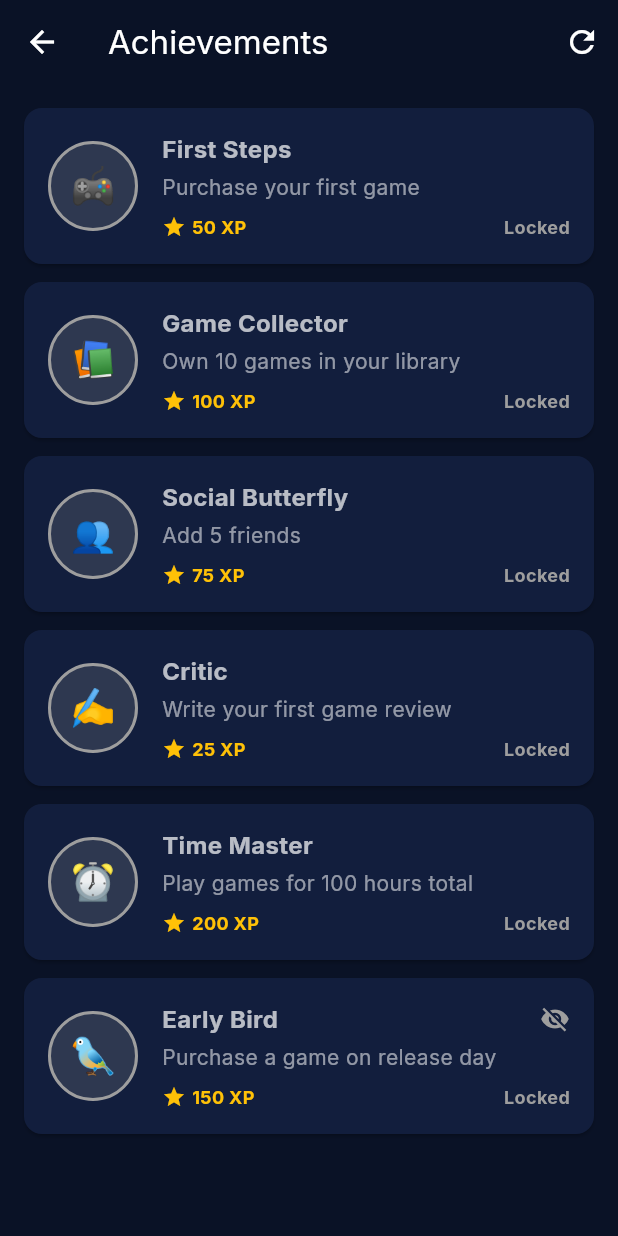
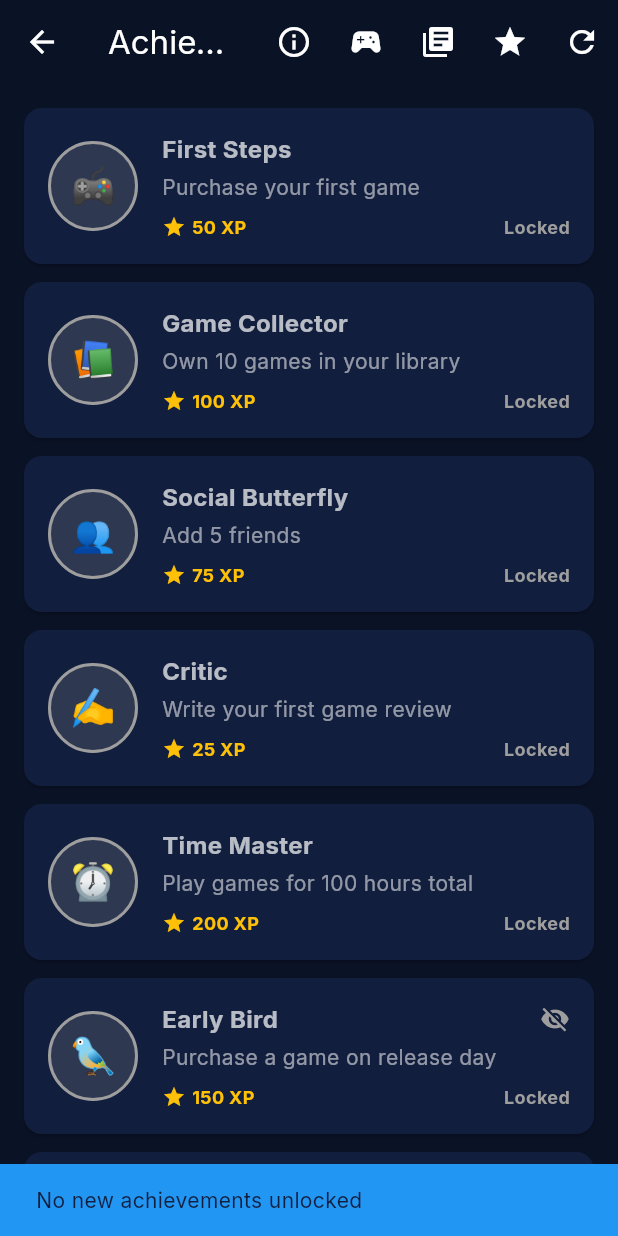
Before and after one commit to SeanRym/Gameapp, a Flutter app: the AchievementsScreen screen opened directly, after a tap on the "refresh" icon, on a phone screen of 412 x 824 dp. Run offline on Flutter 3.47's test engine with Material 3 defaults, Android fonts, the phone set to English and light mode, and no system bars; our stand-ins replace cached_network_image, google_fonts, image_picker, shared_preferences, sqflite, sqflite_common_ffi; accounts and stored records are empty.

Commit message:
Fix achievements system - add XP/leveling, debug tools, and fix unlocking issues

```diff
--- a/lib/screens/achievements_screen.dart
+++ b/lib/screens/achievements_screen.dart
@@ -12,6 +12,7 @@ class AchievementsScreen extends StatefulWidget {
 class _AchievementsScreenState extends State<AchievementsScreen> {
   List<UserAchievement> _userAchievements = [];
   List<Achievement> _allAchievements = [];
+  UserProfile? _userProfile;
   bool _isLoading = true;
 
   @override
@@ -20,11 +21,21 @@ class _AchievementsScreenState extends State<AchievementsScreen> {
     _loadAchievements();
   }
 
+  @override
+  void dispose() {
+    // Clear any existing snackbars to prevent looping
+    ScaffoldMessenger.of(context).clearSnackBars();
+    super.dispose();
+  }
+
   Future<void> _loadAchievements() async {
     setState(() => _isLoading = true);
 
-    // Load user achievements
+    // Load user achievements first
     final userAchievements = await GameLibraryService.getUserAchievements();
+
+    // Load user profile for XP/level info
+    final userProfile = await GameLibraryService.getUserProfile();
 
     // Load all available achievements
     final allAchievements = _getAllAchievements();
@@ -32,68 +43,164 @@ class _AchievementsScreenState extends State<AchievementsScreen> {
     setState(() {
       _userAchievements = userAchievements;
       _allAchievements = allAchievements;
+      _userProfile = userProfile;
       _isLoading = false;
     });
   }
 
+  Future<void> _forceCheckAchievements() async {
+    setState(() => _isLoading = true);
+
+    // Force check achievements
+    final unlockedAchievements = await GameLibraryService.checkAndUnlockAchievements();
+
+    // Show notification if any achievements were unlocked
+    if (unlockedAchievements.isNotEmpty && mounted) {
+      // Clear any existing snackbars first
+      ScaffoldMessenger.of(context).clearSnackBars();
+
+      // Show only one notification for all unlocked achievements
+      ScaffoldMessenger.of(context).showSnackBar(
+        SnackBar(
+          content: Text('${unlockedAchievements.length} achievement(s) unlocked!'),
+          backgroundColor: Colors.green,
+          duration: const Duration(seconds: 3),
+        ),
+      );
+    } else if (mounted) {
+      // Clear any existing snackbars first
+      ScaffoldMessenger.of(context).clearSnackBars();
+
+      ScaffoldMessenger.of(context).showSnackBar(
+        const SnackBar(
+          content: Text('No new achievements unlocked'),
+          backgroundColor: Colors.blue,
+          duration: Duration(seconds: 2),
+        ),
+      );
+    }
+
+    // Reload achievements to update UI
+    await _loadAchievements();
+  }
+
   List<Achievement> _getAllAchievements() {
-    return [
-      Achievement(
-        id: 'first_game',
-        title: 'First Steps',
-        description: 'Purchase your first game',
-        iconUrl: '🎮',
-        xpReward: 50,
-        type: AchievementType.milestone,
-        requirements: {'games_purchased': 1},
+    return GameLibraryService.getAllAchievements();
+  }
+
+  Future<void> _showDebugInfo() async {
+    final debugStats = await GameLibraryService.getDebugStats();
+
+    if (mounted) {
+      showDialog(
+        context: context,
+        builder: (context) => AlertDialog(
+          title: const Text('Debug Info'),
+          content: SingleChildScrollView(
+            child: Column(
+              crossAxisAlignment: CrossAxisAlignment.start,
+              mainAxisSize: MainAxisSize.min,
+              children: [
+                Text('User ID: ${debugStats['user_id'] ?? 'None'}'),
+                Text('Level: ${debugStats['user_level'] ?? 0}'),
+                Text('XP: ${debugStats['user_xp'] ?? 0}'),
+                Text('Games in Library: ${debugStats['games_in_library'] ?? 0}'),
+                Text('Friends: ${debugStats['friends_count'] ?? 0}'),
+                Text('Reviews Written: ${debugStats['reviews_written'] ?? 0}'),
+                Text('Total Playtime: ${debugStats['total_playtime'] ?? 0.0} hours'),
+                const SizedBox(height: 16),
+                const Text('Achievement Requirements:', style: TextStyle(fontWeight: FontWeight.bold)),
+                const Text('• First Steps: 1+ games'),
+                const Text('• Game Collector: 10+ games'),
+                const Text('• Library Master: 25+ games'),
+                const Text('• Social Butterfly: 5+ friends'),
+                const Text('• Social Networker: 10+ friends'),
+                const Text('• Critic: 1+ reviews'),
+                const Text('• Review Master: 10+ reviews'),
+                const Text('• Time Master: 100+ hours'),
+                const Text('• Dedicated Gamer: 500+ hours'),
+                const Text('• Early Bird: 3+ games'),
+              ],
             ),
-      Achievement(
-        id: 'game_collector',
-        title: 'Game Collector',
-        description: 'Own 10 games in your library',
-        iconUrl: '📚',
-        xpReward: 100,
-        type: AchievementType.collection,
-        requirements: {'games_owned': 10},
           ),
-      Achievement(
-        id: 'social_butterfly',
-        title: 'Social Butterfly',
-        description: 'Add 5 friends',
-        iconUrl: '👥',
-        xpReward: 75,
-        type: AchievementType.social,
-        requirements: {'friends_count': 5},
+          actions: [
+            TextButton(
+              onPressed: () => Navigator.pop(context),
+              child: const Text('Close'),
             ),
-      Achievement(
-        id: 'reviewer',
-        title: 'Critic',
-        description: 'Write your first game review',
-        iconUrl: '✍️',
-        xpReward: 25,
-        type: AchievementType.gaming,
-        requirements: {'reviews_written': 1},
+          ],
         ),
-      Achievement(
-        id: 'time_master',
-        title: 'Time Master',
-        description: 'Play games for 100 hours total',
-        iconUrl: '⏰',
-        xpReward: 200,
-        type: AchievementType.gaming,
-        requirements: {'total_playtime': 100},
+      );
+    }
+  }
+
+  Future<void> _forceUnlockLibrary() async {
+    setState(() => _isLoading = true);
+
+    // Force unlock library achievements
+    await GameLibraryService.forceUnlockLibraryAchievements();
+
+    if (mounted) {
+      // Clear any existing snackbars first
+      ScaffoldMessenger.of(context).clearSnackBars();
+
+      ScaffoldMessenger.of(context).showSnackBar(
+        const SnackBar(
+          content: Text('Library achievements unlocked!'),
+          backgroundColor: Colors.green,
+          duration: Duration(seconds: 3),
         ),
-      Achievement(
-        id: 'early_bird',
-        title: 'Early Bird',
-        description: 'Purchase a game on release day',
-        iconUrl: '🐦',
-        xpReward: 150,
-        type: AchievementType.special,
-        requirements: {'day_one_purchase': 1},
-        isSecret: true,
+      );
+    }
+
+    // Reload achievements to update UI
+    await _loadAchievements();
+  }
+
+  Future<void> _forceUnlockAll() async {
+    setState(() => _isLoading = true);
+
+    // Force unlock all achievements
+    await GameLibraryService.forceUnlockAllAchievements();
+
+    if (mounted) {
+      // Clear any existing snackbars first
+      ScaffoldMessenger.of(context).clearSnackBars();
+
+      ScaffoldMessenger.of(context).showSnackBar(
+        const SnackBar(
+          content: Text('All achievements unlocked!'),
+          backgroundColor: Colors.green,
+          duration: Duration(seconds: 3),
         ),
-    ];
+      );
+    }
+
+    // Reload achievements to update UI
+    await _loadAchievements();
+  }
+
+  Future<void> _testGameCollector() async {
+    setState(() => _isLoading = true);
+
+    // Force unlock game_collector specifically
+    await GameLibraryService.forceUnlockGameCollector();
+
+    if (mounted) {
+      // Clear any existing snackbars first
+      ScaffoldMessenger.of(context).clearSnackBars();
+
+      ScaffoldMessenger.of(context).showSnackBar(
+        const SnackBar(
+          content: Text('Game Collector achievement force unlocked!'),
+          backgroundColor: Colors.green,
+          duration: Duration(seconds: 3),
+        ),
+      );
+    }
+
+    // Reload achievements to update UI
+    await _loadAchievements();
   }
 
   @override
@@ -103,8 +210,29 @@ class _AchievementsScreenState extends State<AchievementsScreen> {
         title: const Text('Achievements'),
         actions: [
           IconButton(
-            onPressed: _loadAchievements,
+            onPressed: _showDebugInfo,
+            icon: const Icon(Icons.info_outline),
+            tooltip: 'Show debug info',
+          ),
+          IconButton(
+            onPressed: _testGameCollector,
+            icon: const Icon(Icons.sports_esports),
+            tooltip: 'Test Game Collector unlock',
+          ),
+          IconButton(
+            onPressed: _forceUnlockLibrary,
+            icon: const Icon(Icons.library_books),
+            tooltip: 'Force unlock library achievements',
+          ),
+          IconButton(
+            onPressed: _forceUnlockAll,
+            icon: const Icon(Icons.star),
+            tooltip: 'Force unlock all achievements',
+          ),
+          IconButton(
+            onPressed: _forceCheckAchievements,
             icon: const Icon(Icons.refresh),
+            tooltip: 'Check for new achievements',
           ),
         ],
       ),
--- a/lib/services/game_library_service.dart
+++ b/lib/services/game_library_service.dart
@@ -1,4 +1,5 @@
 import 'dart:convert';
+import 'dart:math';
 import 'package:shared_preferences/shared_preferences.dart';
 import 'package:sqflite/sqflite.dart';
 import '../models/user_data.dart';
@@ -172,6 +173,9 @@ class GameLibraryService {
     );
 
     print('DEBUG: Game added to library successfully');
+
+    // Check and unlock achievements after adding game
+    await checkAndUnlockAchievements();
   }
 
   // Remove game from library
@@ -259,6 +263,9 @@ class GameLibraryService {
 
     reviewsList.add(review.toJson());
     await prefs.setString('global_game_reviews', jsonEncode(reviewsList));
+
+    // Check and unlock achievements after adding review
+    await checkAndUnlockAchievements();
   }
 
   // Get user achievements
@@ -275,18 +282,132 @@ class GameLibraryService {
     return [];
   }
 
-  // Unlock achievement
-  static Future<void> unlockAchievement(String achievementId) async {
+  // Check and unlock achievements based on user progress
+  static Future<List<String>> checkAndUnlockAchievements() async {
+    final currentUser = await _getCurrentUserId();
+    if (currentUser == null) return [];
+
+    final unlockedAchievements = <String>[];
+    final userProfile = await getUserProfile();
+    final friends = await getFriends();
+    final library = await getUserLibrary();
+
+    // Debug logging
+    print('DEBUG: Checking achievements for user: $currentUser');
+    print('DEBUG: Library count: ${library.length}');
+    print('DEBUG: Friends count: ${friends.length}');
+
+    // Get all available achievements
+    final allAchievements = getAllAchievements();
+    final userAchievements = await getUserAchievements();
+
+    print('DEBUG: User achievements count: ${userAchievements.length}');
+    for (final ua in userAchievements) {
+      print('DEBUG: Achievement ${ua.achievementId}: unlocked=${ua.isUnlocked}');
+    }
+
+    for (final achievement in allAchievements) {
+      // Skip if already unlocked
+      if (userAchievements.any((ua) => ua.achievementId == achievement.id && ua.isUnlocked)) {
+        continue;
+      }
+
+      bool shouldUnlock = false;
+      int progress = 0;
+
+      // Check achievement requirements
+      print('DEBUG: Checking achievement: ${achievement.id}');
+      switch (achievement.id) {
+        case 'first_game':
+          progress = library.length;
+          shouldUnlock = library.length >= 1;
+          print('DEBUG: first_game - progress: $progress, shouldUnlock: $shouldUnlock');
+          break;
+        case 'game_collector':
+          progress = library.length;
+          shouldUnlock = library.length >= 10;
+          print('DEBUG: game_collector - progress: $progress, shouldUnlock: $shouldUnlock');
+          break;
+        case 'social_butterfly':
+          progress = friends.length;
+          shouldUnlock = friends.length >= 5;
+          break;
+        case 'reviewer':
+          // Check if user has written any reviews
+          final reviews = await getGameReviews(currentUser);
+          progress = reviews.length;
+          shouldUnlock = reviews.length >= 1;
+          break;
+        case 'time_master':
+          // Calculate total playtime from user profile
+          final totalPlaytime = userProfile?.gamePlaytime.values.fold(0.0, (sum, time) => sum + time) ?? 0.0;
+          progress = totalPlaytime.toInt();
+          shouldUnlock = totalPlaytime >= 100;
+          break;
+        case 'early_bird':
+          // This would need special logic to detect day-one purchases
+          // For now, we'll make it unlockable after owning 3 games
+          progress = library.length;
+          shouldUnlock = library.length >= 3;
+          break;
+        case 'library_master':
+          progress = library.length;
+          shouldUnlock = library.length >= 25;
+          break;
+        case 'social_networker':
+          progress = friends.length;
+          shouldUnlock = friends.length >= 10;
+          break;
+        case 'dedicated_gamer':
+          // Calculate total playtime from user profile
+          final totalPlaytimeDedicated = userProfile?.gamePlaytime.values.fold(0.0, (sum, time) => sum + time) ?? 0.0;
+          progress = totalPlaytimeDedicated.toInt();
+          shouldUnlock = totalPlaytimeDedicated >= 500;
+          break;
+        case 'review_master':
+          // Check if user has written 10+ reviews
+          final reviewsMaster = await getGameReviews(currentUser);
+          progress = reviewsMaster.length;
+          shouldUnlock = reviewsMaster.length >= 10;
+          break;
+        }
+
+      if (shouldUnlock) {
+        print('DEBUG: Unlocking achievement: ${achievement.id}');
+        await unlockAchievement(achievement.id, achievement.xpReward);
+        unlockedAchievements.add(achievement.title);
+        print('DEBUG: Achievement unlocked: ${achievement.title}');
+      } else {
+        print('DEBUG: Updating progress for: ${achievement.id} - progress: $progress');
+        // Update progress for locked achievements
+        await updateAchievementProgress(achievement.id, progress);
+      }
+    }
+
+    return unlockedAchievements;
+  }
+
+  // Unlock achievement and award XP
+  static Future<void> unlockAchievement(String achievementId, int xpReward) async {
+    print('DEBUG: unlockAchievement called for: $achievementId');
     final achievements = await getUserAchievements();
     final existingIndex = achievements.indexWhere((a) => a.achievementId == achievementId);
 
+    print('DEBUG: Existing achievements count: ${achievements.length}');
+    print('DEBUG: Existing index for $achievementId: $existingIndex');
+
     if (existingIndex == -1) {
+      print('DEBUG: Adding new achievement: $achievementId');
       achievements.add(UserAchievement(
         achievementId: achievementId,
         unlockedAt: DateTime.now(),
         progress: 100,
         isUnlocked: true,
       ));
+
+      // Award XP and level up
+      await awardXP(xpReward);
+
       // Save achievements to database
       final currentUser = await _getCurrentUserId();
       if (currentUser != null) {
@@ -303,7 +424,255 @@ class GameLibraryService {
           conflictAlgorithm: ConflictAlgorithm.replace,
         );
       }
+
+      // Save to SharedPreferences
+      final prefs = await SharedPreferences.getInstance();
+      final achievementsJson = jsonEncode(achievements.map((a) => a.toJson()).toList());
+      await prefs.setString('$_achievementsKey$currentUser', achievementsJson);
+      print('DEBUG: Saved achievements to SharedPreferences: ${achievements.length} achievements');
+    } else {
+      print('DEBUG: Achievement $achievementId already exists, updating...');
+      if (existingIndex != -1) {
+        achievements[existingIndex] = UserAchievement(
+          achievementId: achievementId,
+          unlockedAt: DateTime.now(),
+          progress: 100,
+          isUnlocked: true,
+        );
+
+        // Save to SharedPreferences
+        final currentUser = await _getCurrentUserId();
+        if (currentUser != null) {
+          final prefs = await SharedPreferences.getInstance();
+          final achievementsJson = jsonEncode(achievements.map((a) => a.toJson()).toList());
+          await prefs.setString('$_achievementsKey$currentUser', achievementsJson);
+          print('DEBUG: Updated existing achievement: $achievementId');
+        }
+      }
     }
+  }
+
+  // Award XP and handle leveling up
+  static Future<void> awardXP(int xpAmount) async {
+    final currentUser = await _getCurrentUserId();
+    if (currentUser == null) return;
+
+    final userProfile = await getUserProfile();
+    if (userProfile == null) return;
+
+    final newXP = userProfile.xp + xpAmount;
+    final newLevel = _calculateLevel(newXP);
+
+    // Update user profile with new XP and level
+    final updatedProfile = UserProfile(
+      id: userProfile.id,
+      username: userProfile.username,
+      email: userProfile.email,
+      avatarUrl: userProfile.avatarUrl,
+      level: newLevel,
+      xp: newXP,
+      country: userProfile.country,
+      joinDate: userProfile.joinDate,
+      ownedGames: userProfile.ownedGames,
+      wishlist: userProfile.wishlist,
+      friends: userProfile.friends,
+      achievements: userProfile.achievements,
+      gamePlaytime: userProfile.gamePlaytime,
+      gameRatings: userProfile.gameRatings,
+    );
+
+    await saveUserProfile(updatedProfile);
+  }
+
+  // Calculate level based on XP (exponential growth)
+  static int _calculateLevel(int xp) {
+    // Level formula: level = floor(sqrt(xp / 100)) + 1
+    // This means: Level 1 = 0-99 XP, Level 2 = 100-399 XP, Level 3 = 400-899 XP, etc.
+    return sqrt(xp / 100).floor() + 1;
+  }
+
+  // Get XP required for next level
+  static int getXPRequiredForNextLevel(int currentLevel) {
+    // XP required for level N = (N-1)^2 * 100
+    return (currentLevel * currentLevel) * 100;
+  }
+
+  // Get XP progress for current level
+  static int getXPProgressForCurrentLevel(int currentXP, int currentLevel) {
+    final xpForCurrentLevel = getXPRequiredForNextLevel(currentLevel - 1);
+    return currentXP - xpForCurrentLevel;
+  }
+
+  // Update achievement progress without unlocking
+  static Future<void> updateAchievementProgress(String achievementId, int progress) async {
+    final achievements = await getUserAchievements();
+    final existingIndex = achievements.indexWhere((a) => a.achievementId == achievementId);
+
+    if (existingIndex != -1) {
+      // Update existing progress
+      achievements[existingIndex] = UserAchievement(
+        achievementId: achievementId,
+        unlockedAt: achievements[existingIndex].unlockedAt,
+        progress: progress,
+        isUnlocked: achievements[existingIndex].isUnlocked,
+      );
+    } else {
+      // Create new progress entry
+      achievements.add(UserAchievement(
+        achievementId: achievementId,
+        unlockedAt: DateTime.now(),
+        progress: progress,
+        isUnlocked: false,
+      ));
+    }
+
+    // Save updated achievements
+    final currentUser = await _getCurrentUserId();
+    if (currentUser != null) {
+      final prefs = await SharedPreferences.getInstance();
+      final achievementsJson = jsonEncode(achievements.map((a) => a.toJson()).toList());
+      await prefs.setString('$_achievementsKey$currentUser', achievementsJson);
+    }
+  }
+
+  // Get all available achievements
+  static List<Achievement> getAllAchievements() {
+    return [
+      Achievement(
+        id: 'first_game',
+        title: 'First Steps',
+        description: 'Purchase your first game',
+        iconUrl: '🎮',
+        xpReward: 50,
+        type: AchievementType.milestone,
+        requirements: {'games_purchased': 1},
+      ),
+      Achievement(
+        id: 'game_collector',
+        title: 'Game Collector',
+        description: 'Own 10 games in your library',
+        iconUrl: '📚',
+        xpReward: 100,
+        type: AchievementType.collection,
+        requirements: {'games_owned': 10},
+      ),
+      Achievement(
+        id: 'social_butterfly',
+        title: 'Social Butterfly',
+        description: 'Add 5 friends',
+        iconUrl: '👥',
+        xpReward: 75,
+        type: AchievementType.social,
+        requirements: {'friends_count': 5},
+      ),
+      Achievement(
+        id: 'reviewer',
+        title: 'Critic',
+        description: 'Write your first game review',
+        iconUrl: '✍️',
+        xpReward: 25,
+        type: AchievementType.gaming,
+        requirements: {'reviews_written': 1},
+      ),
+      Achievement(
+        id: 'time_master',
+        title: 'Time Master',
+        description: 'Play games for 100 hours total',
+        iconUrl: '⏰',
+        xpReward: 200,
+        type: AchievementType.gaming,
+        requirements: {'total_playtime': 100},
+      ),
+      Achievement(
+        id: 'early_bird',
+        title: 'Early Bird',
+        description: 'Purchase a game on release day',
+        iconUrl: '🐦',
+        xpReward: 150,
+        type: AchievementType.special,
+        requirements: {'day_one_purchase': 1},
+        isSecret: true,
+      ),
+      Achievement(
+        id: 'library_master',
+        title: 'Library Master',
+        description: 'Own 25 games in your library',
+        iconUrl: '🏆',
+        xpReward: 300,
+        type: AchievementType.collection,
+        requirements: {'games_owned': 25},
+      ),
+      Achievement(
+        id: 'social_networker',
+        title: 'Social Networker',
+        description: 'Add 10 friends',
+        iconUrl: '🌐',
+        xpReward: 150,
+        type: AchievementType.social,
+        requirements: {'friends_count': 10},
+      ),
+      Achievement(
+        id: 'dedicated_gamer',
+        title: 'Dedicated Gamer',
+        description: 'Play games for 500 hours total',
+        iconUrl: '🎯',
+        xpReward: 500,
+        type: AchievementType.gaming,
+        requirements: {'total_playtime': 500},
+      ),
+      Achievement(
+        id: 'review_master',
+        title: 'Review Master',
+        description: 'Write 10 game reviews',
+        iconUrl: '📝',
+        xpReward: 200,
+        type: AchievementType.gaming,
+        requirements: {'reviews_written': 10},
+      ),
+    ];
+  }
+
+  // Force unlock all achievements for testing
+  static Future<void> forceUnlockAllAchievements() async {
+    final allAchievements = getAllAchievements();
+    for (final achievement in allAchievements) {
+      await unlockAchievement(achievement.id, achievement.xpReward);
+    }
+  }
+
+  // Force unlock specific achievements for testing
+  static Future<void> forceUnlockLibraryAchievements() async {
+    await unlockAchievement('first_game', 50);
+    await unlockAchievement('game_collector', 100);
+    await unlockAchievement('library_master', 300);
+    await unlockAchievement('early_bird', 150);
+  }
+
+  // Test method to force unlock game_collector specifically
+  static Future<void> forceUnlockGameCollector() async {
+    print('DEBUG: Force unlocking game_collector');
+    await unlockAchievement('game_collector', 100);
+  }
+
+  // Debug method to check current stats
+  static Future<Map<String, dynamic>> getDebugStats() async {
+    final currentUser = await _getCurrentUserId();
+    if (currentUser == null) return {};
+
+    final userProfile = await getUserProfile();
+    final friends = await getFriends();
+    final library = await getUserLibrary();
+    final reviews = await getGameReviews(currentUser);
+
+    return {
+      'user_id': currentUser,
+      'games_in_library': library.length,
+      'friends_count': friends.length,
+      'reviews_written': reviews.length,
+      'total_playtime': userProfile?.gamePlaytime.values.fold(0.0, (sum, time) => sum + time) ?? 0.0,
+      'user_level': userProfile?.level ?? 0,
+      'user_xp': userProfile?.xp ?? 0,
+    };
   }
 
   // Get friends list
@@ -522,6 +891,9 @@ class GameLibraryService {
     // Save updated requests globally
     final requestsJsonNew = jsonEncode(requests.map((r) => r.toJson()).toList());
     await prefs.setString('global_friend_requests', requestsJsonNew);
+
+    // Check and unlock achievements after adding friend
+    await checkAndUnlockAchievements();
   }
 
   // Decline friend request
```
Lines whose indentation alone changed are shown as unchanged.
